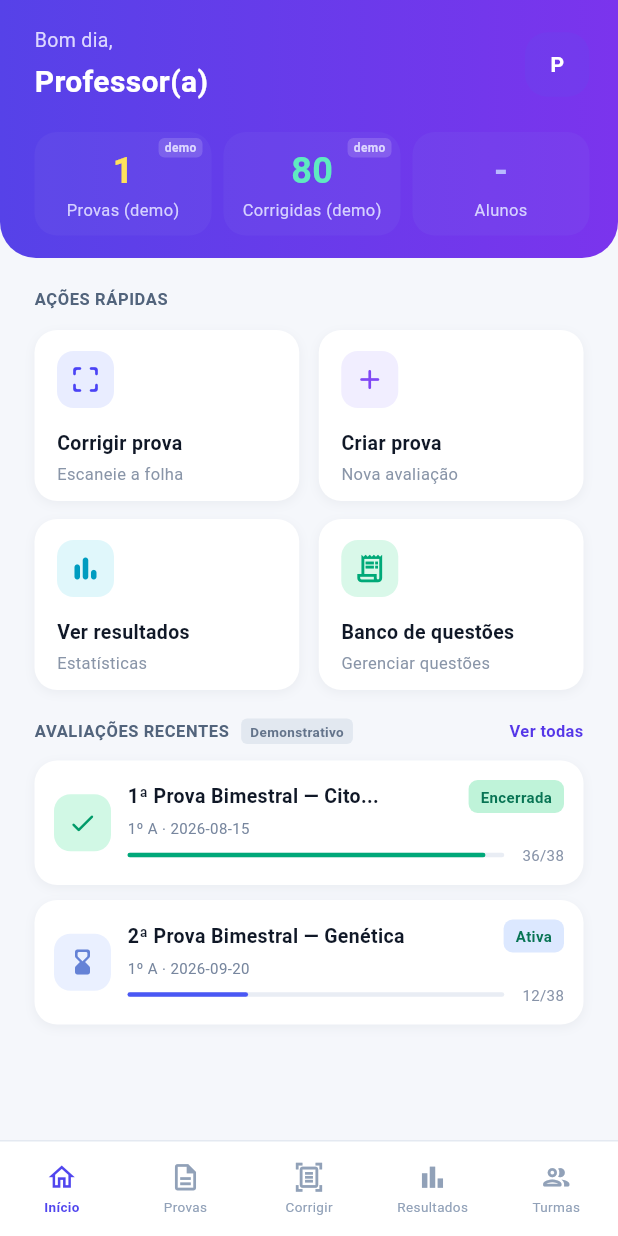
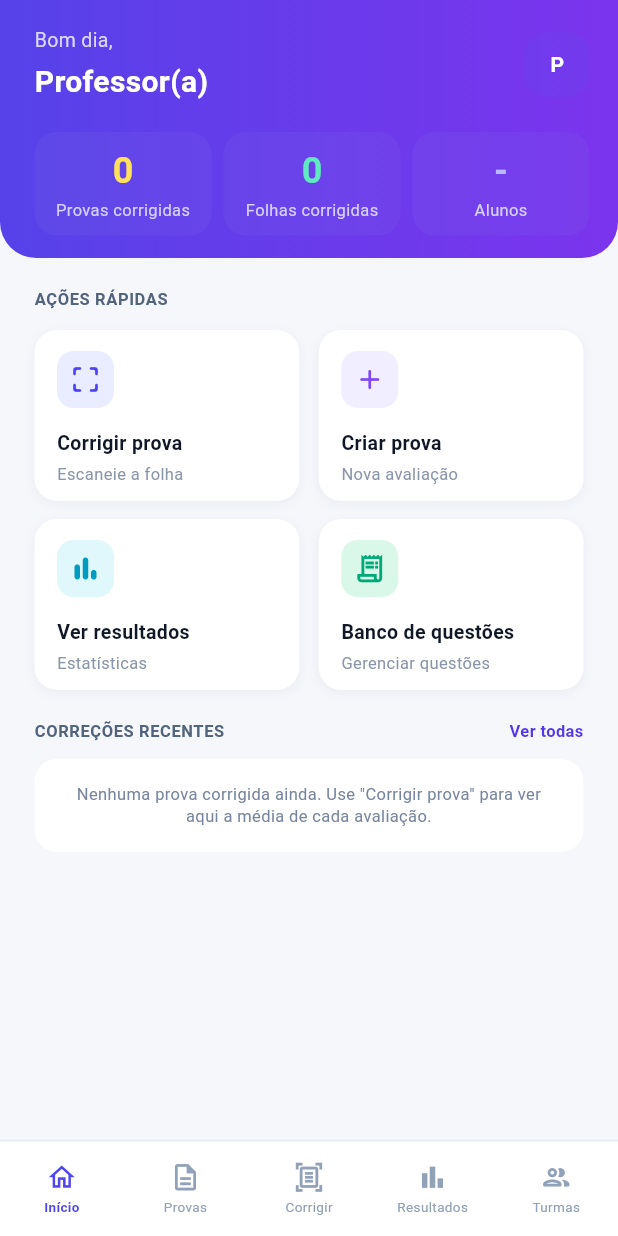
Before and after one commit to JoaoVitorWinter/prova_certa, a Flutter app: the HomeScreen screen opened directly, on a phone screen of 412 x 824 dp. Run offline on Flutter 3.47's test engine with Material 3 defaults, Android fonts, the phone set to English and light mode, and no system bars; our stand-ins replace camera, cloud_firestore, csv, file_picker, firebase_auth, firebase_core and 1 more; missing offline and left inert: mobile_scanner; accounts and stored records are empty.

Commit message:
feat(home): dashboard com dados reais das correcoes
- metricas de provas e folhas corrigidas vindas do Firestore
- correcoes recentes com a media de cada prova
- remove indicadores de demonstracao da home

```diff
--- a/lib/screens/home_screen.dart
+++ b/lib/screens/home_screen.dart
@@ -1,9 +1,11 @@
 import 'package:firebase_core/firebase_core.dart';
 import 'package:flutter/material.dart';
 
+import '../models/resultado.dart';
 import '../models/turma.dart';
 import '../models/usuario.dart';
 import '../services/auth_service.dart';
+import '../services/resultado_service.dart';
 import '../services/turma_service.dart';
 import 'banco_questoes_screen.dart';
 import 'nova_prova_screen.dart';
@@ -14,18 +16,46 @@ import 'corrigir_prova_screen.dart';
 import 'profile_screen.dart';
 import '../widgets/app_bottom_navigation.dart';
 
-class HomeScreen extends StatelessWidget {
+class HomeScreen extends StatefulWidget {
   final AuthService? authService;
   final TurmaService? turmaService;
+  final ResultadoService? resultadoService;
 
   const HomeScreen({
     super.key,
     this.authService,
     this.turmaService,
+    this.resultadoService,
   });
 
   @override
+  State<HomeScreen> createState() => _HomeScreenState();
+}
+
+class _HomeScreenState extends State<HomeScreen> {
+  late final Stream<List<ResultadoProva>> _resultadosStream;
+
+  AuthService? get authService => widget.authService;
+  TurmaService? get turmaService => widget.turmaService;
+
+  @override
+  void initState() {
+    super.initState();
+    _resultadosStream = (widget.resultadoService ?? ResultadoService())
+        .monitorarResultados();
+  }
+
+  @override
   Widget build(BuildContext context) {
+    return StreamBuilder<List<ResultadoProva>>(
+      stream: _resultadosStream,
+      builder: (context, snapshot) =>
+          _buildTela(context, snapshot.hasError ? const [] : snapshot.data),
+    );
+  }
+
+  // [resultados] é null enquanto o primeiro snapshot não chega.
+  Widget _buildTela(BuildContext context, List<ResultadoProva>? resultados) {
     return Scaffold(
       backgroundColor: const Color(0xFFF5F7FB),
       body: SafeArea(
@@ -35,6 +65,7 @@ class HomeScreen extends StatelessWidget {
             _HomeHeader(
               authService: authService,
               turmaService: turmaService,
+              resultados: resultados,
             ),
             Expanded(
               child: SingleChildScrollView(
@@ -135,33 +166,16 @@ class HomeScreen extends StatelessWidget {
                       ],
                     ),
                     SizedBox(height: 19),
-                    _RecentHeader(),
+                    _RecentHeader(
+                      onVerTodas: () => Navigator.push(
+                        context,
+                        MaterialPageRoute(
+                          builder: (context) => const ResultadosScreen(),
+                        ),
+                      ),
+                    ),
                     SizedBox(height: 11),
-                    _AssessmentCard(
-                      icon: Icons.check_rounded,
-                      iconColor: Color(0xFF009B69),
-                      iconBackground: Color(0xFFD1F8E5),
-                      title: '1ª Prova Bimestral — Cito...',
-                      details: '1º A · 2026-08-15',
-                      status: 'Encerrada',
-                      statusColor: Color(0xFFBFF3D9),
-                      progressColor: Color(0xFF00A879),
-                      score: '36/38',
-                      progress: .95,
-                    ),
-                    SizedBox(height: 10),
-                    _AssessmentCard(
-                      icon: Icons.hourglass_bottom_rounded,
-                      iconColor: Color(0xFF6582D6),
-                      iconBackground: Color(0xFFEAF0FF),
-                      title: '2ª Prova Bimestral — Genética',
-                      details: '1º A · 2026-09-20',
-                      status: 'Ativa',
-                      statusColor: Color(0xFFDCE8FF),
-                      progressColor: Color(0xFF4A58F4),
-                      score: '12/38',
-                      progress: .32,
-                    ),
+                    _AvaliacoesRecentes(resultados: resultados),
                   ],
                 ),
               ),
@@ -202,11 +216,9 @@ class HomeScreen extends StatelessWidget {
 class _HomeHeader extends StatelessWidget {
   final AuthService? authService;
   final TurmaService? turmaService;
+  final List<ResultadoProva>? resultados;
 
-  const _HomeHeader({
-    this.authService,
-    this.turmaService,
-  });
+  const _HomeHeader({this.authService, this.turmaService, this.resultados});
 
   String _obterSaudacao() {
     final hora = DateTime.now().hour;
@@ -240,8 +252,7 @@ class _HomeHeader extends StatelessWidget {
       );
     }
 
-    final currentUser =
-        Firebase.apps.isNotEmpty ? aService.currentUser : null;
+    final currentUser = Firebase.apps.isNotEmpty ? aService.currentUser : null;
 
     return StreamBuilder<Usuario?>(
       stream: aService.monitorarPerfil(uid),
@@ -276,14 +287,11 @@ class _HomeHeader extends StatelessWidget {
     required String nome,
     required String instituicao,
     required String iniciais,
-  }) =>
-      Container(
+  }) => Container(
     width: double.infinity,
     padding: const EdgeInsets.fromLTRB(23, 17, 19, 15),
     decoration: const BoxDecoration(
-          gradient: LinearGradient(
-            colors: [Color(0xFF5642E8), Color(0xFF7B34ED)],
-          ),
+      gradient: LinearGradient(colors: [Color(0xFF5642E8), Color(0xFF7B34ED)]),
       borderRadius: BorderRadius.vertical(bottom: Radius.circular(24)),
     ),
     child: Column(
@@ -362,27 +370,25 @@ class _HomeHeader extends StatelessWidget {
         const SizedBox(height: 19),
         Row(
           children: [
-                const Expanded(
+            Expanded(
               child: _Metric(
-                    value: '1',
-                    label: 'Provas (demo)',
-                    color: Color(0xFFFFE15B),
-                    isDemo: true,
-                  ),
-                ),
-                const SizedBox(width: 8),
-                const Expanded(
-                  child: _Metric(
-                    value: '80',
-                    label: 'Corrigidas (demo)',
-                    color: Color(0xFF5FEAC1),
-                    isDemo: true,
+                value: resultados == null ? '...' : '${resultados!.length}',
+                label: 'Provas corrigidas',
+                color: const Color(0xFFFFE15B),
               ),
             ),
             const SizedBox(width: 8),
             Expanded(
-                  child: _AlunosTotalMetric(turmaService: turmaService),
+              child: _Metric(
+                value: resultados == null
+                    ? '...'
+                    : '${resultados!.fold<int>(0, (soma, r) => soma + r.porAluno.length)}',
+                label: 'Folhas corrigidas',
+                color: const Color(0xFF5FEAC1),
               ),
+            ),
+            const SizedBox(width: 8),
+            Expanded(child: _AlunosTotalMetric(turmaService: turmaService)),
           ],
         ),
       ],
@@ -430,13 +436,11 @@ class _Metric extends StatelessWidget {
   final String value;
   final String label;
   final Color color;
-  final bool isDemo;
 
   const _Metric({
     required this.value,
     required this.label,
     required this.color,
-    this.isDemo = false,
   });
 
   @override
@@ -446,9 +450,6 @@ class _Metric extends StatelessWidget {
       color: const Color(0x287D6BEB),
       borderRadius: BorderRadius.circular(15),
     ),
-        child: Stack(
-          children: [
-            Center(
     child: Column(
       mainAxisAlignment: MainAxisAlignment.center,
       children: [
@@ -463,32 +464,9 @@ class _Metric extends StatelessWidget {
         const SizedBox(height: 1),
         Text(
           label,
-                    style:
-                        const TextStyle(color: Color(0xFFD5D1FF), fontSize: 11),
-                  ),
-                ],
-              ),
-            ),
-            if (isDemo)
-              Positioned(
-                top: 4,
-                right: 6,
-                child: Container(
-                  padding:
-                      const EdgeInsets.symmetric(horizontal: 4, vertical: 1),
-                  decoration: BoxDecoration(
-                    color: Colors.white.withValues(alpha: 0.15),
-                    borderRadius: BorderRadius.circular(4),
-                  ),
-                  child: const Text(
-                    'demo',
-                    style: TextStyle(
-                      color: Color(0xFFDCD7FF),
-                      fontSize: 8,
-                      fontWeight: FontWeight.bold,
-                    ),
-                  ),
-                ),
+          maxLines: 1,
+          overflow: TextOverflow.ellipsis,
+          style: const TextStyle(color: Color(0xFFD5D1FF), fontSize: 11),
         ),
       ],
     ),
@@ -568,16 +546,16 @@ class _QuickAction extends StatelessWidget {
 }
 
 class _RecentHeader extends StatelessWidget {
-  const _RecentHeader();
+  final VoidCallback onVerTodas;
+
+  const _RecentHeader({required this.onVerTodas});
 
   @override
   Widget build(BuildContext context) => Row(
     mainAxisAlignment: MainAxisAlignment.spaceBetween,
     children: [
-          Row(
-            children: [
       const Text(
-                'AVALIAÇÕES RECENTES',
+        'CORREÇÕES RECENTES',
         style: TextStyle(
           color: Color(0xFF52647C),
           fontSize: 11,
@@ -585,25 +563,9 @@ class _RecentHeader extends StatelessWidget {
           letterSpacing: .4,
         ),
       ),
-              const SizedBox(width: 8),
-              Container(
-                padding: const EdgeInsets.symmetric(horizontal: 6, vertical: 2),
-                decoration: BoxDecoration(
-                  color: const Color(0xFFE2E8F0),
-                  borderRadius: BorderRadius.circular(4),
-                ),
+      InkWell(
+        onTap: onVerTodas,
         child: const Text(
-                  'Demonstrativo',
-                  style: TextStyle(
-                    color: Color(0xFF64748B),
-                    fontSize: 9,
-                    fontWeight: FontWeight.w600,
-                  ),
-                ),
-              ),
-            ],
-          ),
-          const Text(
           'Ver todas',
           style: TextStyle(
             color: Color(0xFF5537E8),
@@ -611,8 +573,83 @@ class _RecentHeader extends StatelessWidget {
             fontWeight: FontWeight.w600,
           ),
         ),
+      ),
     ],
   );
+}
+
+class _AvaliacoesRecentes extends StatelessWidget {
+  final List<ResultadoProva>? resultados;
+
+  const _AvaliacoesRecentes({required this.resultados});
+
+  String _data(DateTime data) {
+    final dia = data.day.toString().padLeft(2, '0');
+    final mes = data.month.toString().padLeft(2, '0');
+    return '$dia/$mes/${data.year}';
+  }
+
+  @override
+  Widget build(BuildContext context) {
+    final lista = resultados;
+
+    if (lista == null) {
+      return const Padding(
+        padding: EdgeInsets.symmetric(vertical: 20),
+        child: Center(
+          child: CircularProgressIndicator(color: Color(0xFF5146EE)),
+        ),
+      );
+    }
+
+    if (lista.isEmpty) {
+      return Container(
+        width: double.infinity,
+        padding: const EdgeInsets.all(16),
+        decoration: BoxDecoration(
+          color: Colors.white,
+          borderRadius: BorderRadius.circular(15),
+        ),
+        child: const Text(
+          'Nenhuma prova corrigida ainda. Use "Corrigir prova" para '
+          'ver aqui a média de cada avaliação.',
+          textAlign: TextAlign.center,
+          style: TextStyle(color: Color(0xFF77869E), fontSize: 11, height: 1.4),
+        ),
+      );
+    }
+
+    final recentes = lista.take(3).toList();
+
+    return Column(
+      children: [
+        for (var i = 0; i < recentes.length; i++) ...[
+          if (i > 0) const SizedBox(height: 10),
+          _AssessmentCard(
+            icon: recentes[i].media >= 6
+                ? Icons.check_rounded
+                : Icons.trending_down_rounded,
+            iconColor: recentes[i].media >= 6
+                ? const Color(0xFF009B69)
+                : const Color(0xFFDC6B2F),
+            iconBackground: recentes[i].media >= 6
+                ? const Color(0xFFD1F8E5)
+                : const Color(0xFFFFEEDF),
+            title: recentes[i].prova.nome,
+            details:
+                '${recentes[i].prova.turma.nome} · '
+                '${_data(recentes[i].prova.dataAplicacao)} · '
+                '${recentes[i].porAluno.length} folhas',
+            status: 'Corrigida',
+            statusColor: const Color(0xFFBFF3D9),
+            progressColor: const Color(0xFF00A879),
+            score: 'média ${recentes[i].media.toStringAsFixed(1)}',
+            progress: (recentes[i].media / 10).clamp(0.0, 1.0),
+          ),
+        ],
+      ],
+    );
+  }
 }
 
 class _AssessmentCard extends StatelessWidget {
```
Also changed, not shown: 1 other file. Lines whose indentation alone changed are shown as unchanged.
